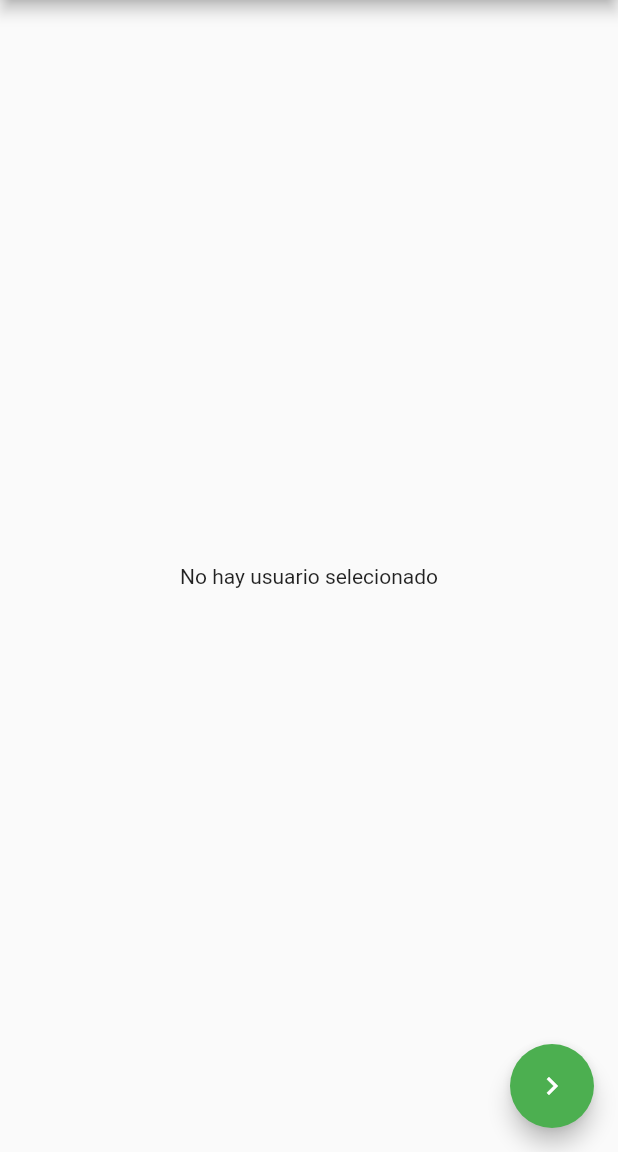
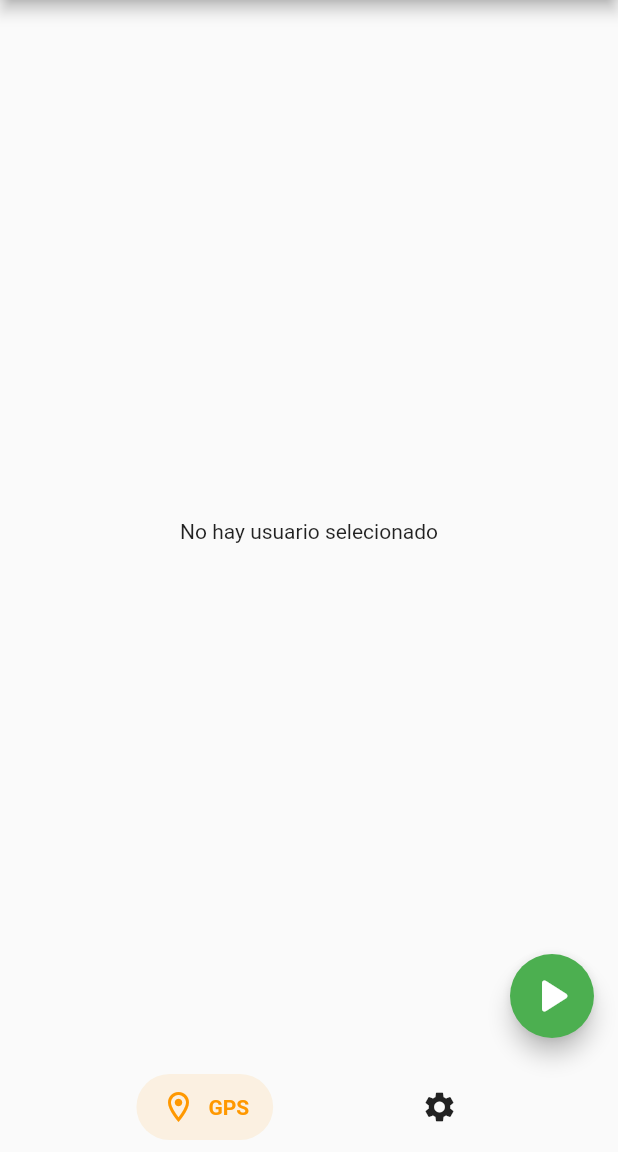
Before and after one commit to alecorodri/SendBusLocation, a Flutter app: the screen it shows after launch, on a phone screen of 412 x 824 dp, the part 84-1236 px from its top. Run offline on Flutter 3.47's test engine with Material 2 defaults, Android fonts, the light colour scheme and no system bars; drawn by our look-alikes of salomon_bottom_bar; our stand-ins replace get.

Commit message:
add bottonNavBar

```diff
--- a/lib/controllers/user_controller.dart
+++ b/lib/controllers/user_controller.dart
@@ -9,10 +9,4 @@ class UserController extends GetxController {
     this.user.value = user;
     userExist.value = true;
   }
-
-  void changeAge(int age) {
-    user.update((val) {
-      val!.age = age;
-    });
-  }
 }
--- a/lib/main.dart
+++ b/lib/main.dart
@@ -14,6 +14,7 @@ class MyApp extends StatelessWidget {
       debugShowCheckedModeBanner: false,
       theme: ThemeData(
         primarySwatch: Colors.green,
+        visualDensity: VisualDensity.adaptivePlatformDensity,
       ),
       title: 'Send Bus Location',
       initialRoute: '/homepage',
--- a/lib/models/user.dart
+++ b/lib/models/user.dart
@@ -1,7 +1,21 @@
 class User {
   String? name;
-  int? age;
-  List<String> jobs;
+  String? celdaID;
+  String? towerID;
+  String? latitude;
+  String? longitude;
+  bool? isActive;
+  String? url;
+  String? date;
 
-  User({this.name, this.age, this.jobs = const []});
+  User({
+    this.name,
+    this.celdaID,
+    this.towerID,
+    this.latitude,
+    this.longitude,
+    this.isActive,
+    this.url,
+    this.date,
+  });
 }
--- a/lib/pages/home_page.dart
+++ b/lib/pages/home_page.dart
@@ -1,5 +1,6 @@
 import 'package:flutter/material.dart';
 import 'package:get/get.dart';
+import 'package:salomon_bottom_bar/salomon_bottom_bar.dart';
 
 import 'package:sendbuslocation_app/controllers/user_controller.dart';
 import 'package:sendbuslocation_app/pages/second_page.dart';
@@ -19,6 +20,7 @@ class MyHomePage extends StatefulWidget {
 }
 
 class _MyHomePageState extends State<MyHomePage> {
+  int currentIndex = 0;
   @override
   Widget build(BuildContext context) {
     final userCtrl = Get.put(UserController());
@@ -38,9 +40,31 @@ class _MyHomePageState extends State<MyHomePage> {
         floatingActionButton: FloatingActionButton(
           onPressed: () => Get.to(const SecondPage()),
           //_incrementCounter,
-        tooltip: 'Increment',
-        child: const Icon(Icons.navigate_next),
-      ), // This trailing comma makes auto-formatting nicer for build methods.
+          tooltip: 'Start Travel',
+          child: const Icon(
+            Icons.play_arrow_rounded,
+            size: 40,
+          ),
+        ),
+        bottomNavigationBar: SalomonBottomBar(
+          currentIndex: currentIndex,
+          onTap: (i) => setState(() => currentIndex = i),
+          items: [
+            /// Location
+            SalomonBottomBarItem(
+              icon: const Icon(Icons.location_on_outlined),
+              title: const Text("GPS"),
+              selectedColor: Colors.orange,
+            ),
+
+            /// Settings
+            SalomonBottomBarItem(
+              icon: const Icon(Icons.settings),
+              title: const Text("Settings"),
+              selectedColor: Colors.teal,
+            ),
+          ],
+        ) // This trailing comma makes auto-formatting nicer for build methods.
         );
   }
 }
@@ -79,7 +103,7 @@ class InformacionUsuario extends StatelessWidget {
               style: TextStyle(fontSize: 18, fontWeight: FontWeight.bold)),
           const Divider(),
           ListTile(title: Text('Nombre: ${user.name}')),
-          ListTile(title: Text('Edad: ${user.age}')),
+          ListTile(title: Text('Date: ${user.date}')),
           const Text('Profesiones',
               style: TextStyle(fontSize: 18, fontWeight: FontWeight.bold)),
           const Divider(),
--- a/pubspec.yaml
+++ b/pubspec.yaml
@@ -38,6 +38,7 @@ dependencies:
   cell_info: ^0.2.9
   geolocator: ^8.2.1
   geocoding: ^2.0.4
+  salomon_bottom_bar: ^3.3.1
   #get_storage: ^2.0.3
   hive: ^2.2.3
 
```
Also changed, not shown: lib/Untitled-1.dart (added, +66 -0 lines), lib/pages/second_page.dart (+3 -10 lines), lib/controllers/location_controller.dart (added), pubspec.lock. Lines whose indentation alone changed are shown as unchanged.
